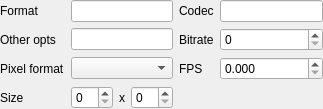
First picture: the form in ui/videoformatfieldwidget.ui, repository mobx7c7/FFmpegFrontEndQt, before the edit.
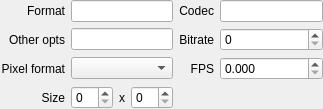
Second picture: the form after the edit.

Commit message: Fix label alignment properties

What changed in the file:
```diff
--- a/ui/videoformatfieldwidget.ui
+++ b/ui/videoformatfieldwidget.ui
@@ -31,6 +31,9 @@
      <property name="text">
       <string>Bitrate</string>
      </property>
+     <property name="alignment">
+      <set>Qt::AlignRight|Qt::AlignTrailing|Qt::AlignVCenter</set>
+     </property>
     </widget>
    </item>
    <item row="1" column="0">
@@ -38,6 +41,9 @@
      <property name="text">
       <string>Other opts</string>
      </property>
+     <property name="alignment">
+      <set>Qt::AlignRight|Qt::AlignTrailing|Qt::AlignVCenter</set>
+     </property>
     </widget>
    </item>
    <item row="2" column="1">
@@ -61,6 +67,9 @@
      <property name="text">
       <string>Codec</string>
      </property>
+     <property name="alignment">
+      <set>Qt::AlignRight|Qt::AlignTrailing|Qt::AlignVCenter</set>
+     </property>
     </widget>
    </item>
    <item row="1" column="3">
@@ -77,6 +86,9 @@
      <property name="text">
       <string>FPS</string>
      </property>
+     <property name="alignment">
+      <set>Qt::AlignRight|Qt::AlignTrailing|Qt::AlignVCenter</set>
+     </property>
     </widget>
    </item>
    <item row="0" column="0">
@@ -84,6 +96,9 @@
      <property name="text">
       <string>Format</string>
      </property>
+     <property name="alignment">
+      <set>Qt::AlignRight|Qt::AlignTrailing|Qt::AlignVCenter</set>
+     </property>
     </widget>
    </item>
    <item row="2" column="0">
@@ -91,6 +106,9 @@
      <property name="text">
       <string>Pixel format</string>
      </property>
+     <property name="alignment">
+      <set>Qt::AlignRight|Qt::AlignTrailing|Qt::AlignVCenter</set>
+     </property>
     </widget>
    </item>
    <item row="3" column="0">
@@ -98,6 +116,9 @@
      <property name="text">
       <string>Size</string>
      </property>
+     <property name="alignment">
+      <set>Qt::AlignRight|Qt::AlignTrailing|Qt::AlignVCenter</set>
+     </property>
     </widget>
    </item>
    <item row="3" column="1">
```
